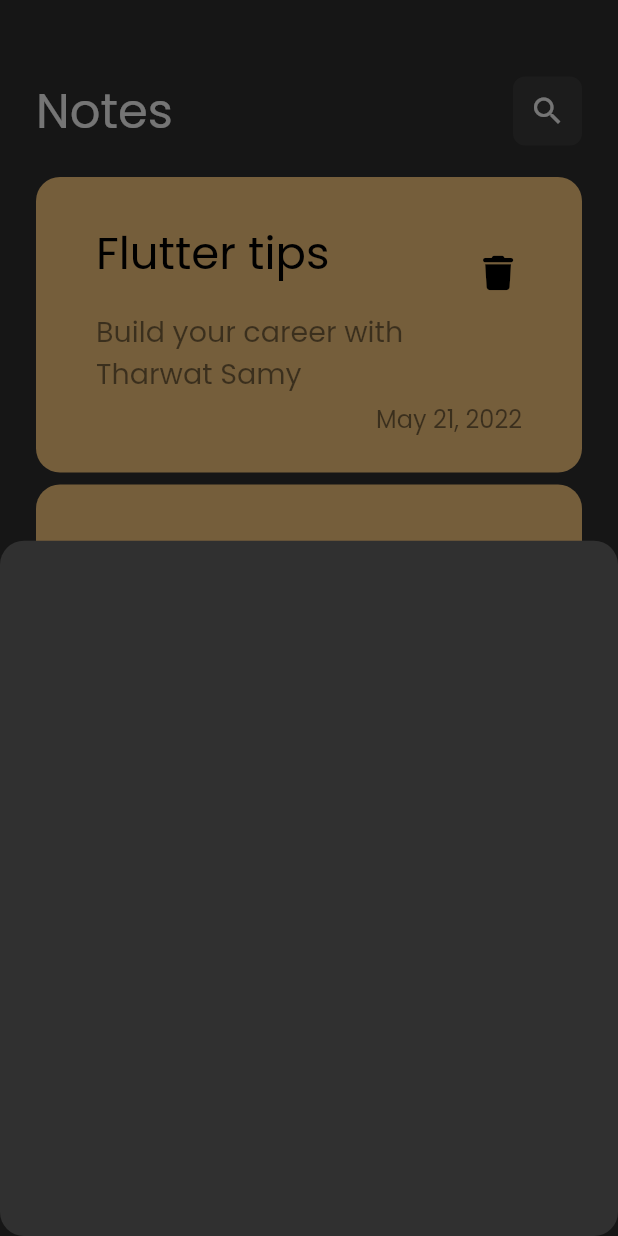
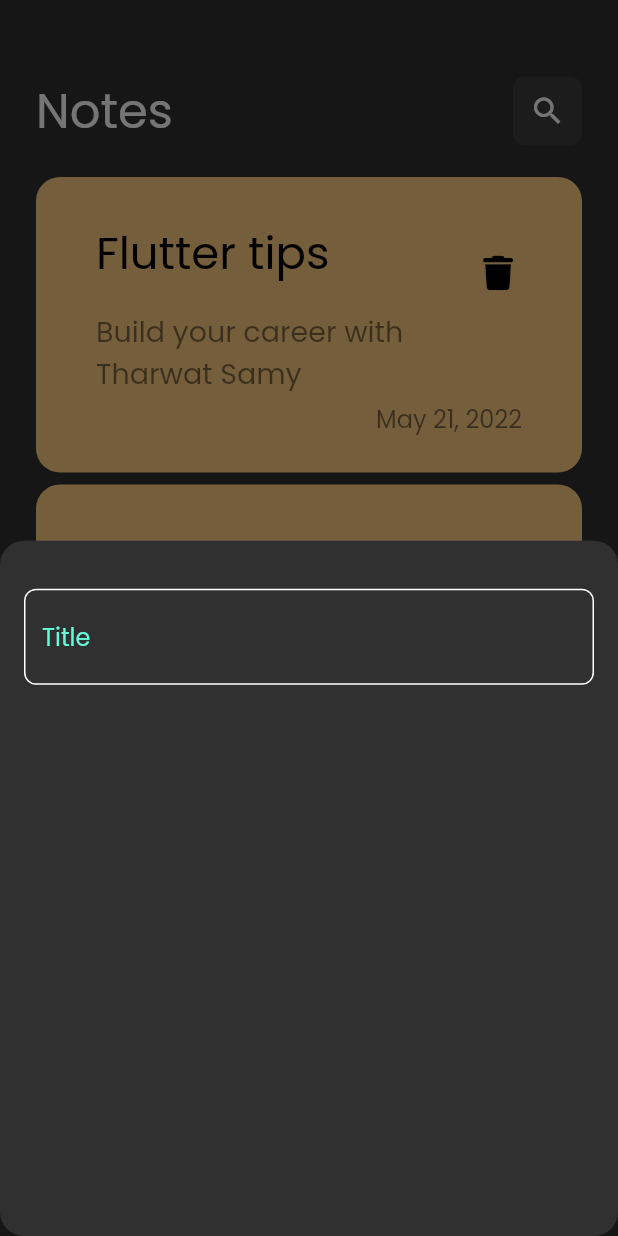
Before and after one commit to AmeerHz/notes_app, a Flutter app: the screen it shows after launch, after a tap on the "add" icon, on a phone screen of 412 x 824 dp. Run offline on Flutter 3.47's test engine with Material 2 defaults, Android fonts, the light colour scheme and no system bars; our stand-ins replace font_awesome_flutter.

Commit message:
create text field

```diff
--- /dev/null
+++ b/lib/constants.dart
@@ -0,0 +1,3 @@
+import 'package:flutter/material.dart';
+
+const kPrimaryColor = Color(0xff62FCD7);
--- a/lib/views/widgets/add_note_bottom_sheet.dart
+++ b/lib/views/widgets/add_note_bottom_sheet.dart
@@ -1,10 +1,19 @@
 import 'package:flutter/material.dart';
+import 'package:notes_app/views/widgets/custom_text_field.dart';
 
 class AddNoteBottomSheet extends StatelessWidget {
   const AddNoteBottomSheet({super.key});
 
   @override
   Widget build(BuildContext context) {
-    return Container();
+    return Padding(
+      padding: const EdgeInsets.symmetric(horizontal: 16),
+      child: Column(
+        children: const [
+          SizedBox(height: 32,),
+          CustomTextField(),
+        ],
+      ),
+    );
   }
 }
--- /dev/null
+++ b/lib/views/widgets/custom_text_field.dart
@@ -0,0 +1,32 @@
+import 'package:flutter/material.dart';
+import 'package:flutter/src/widgets/framework.dart';
+import 'package:flutter/src/widgets/placeholder.dart';
+import 'package:notes_app/constants.dart';
+
+class CustomTextField extends StatelessWidget {
+  const CustomTextField({super.key});
+
+  @override
+  Widget build(BuildContext context) {
+    return TextField(
+      cursorColor: kPrimaryColor,
+      decoration: InputDecoration(
+        hintText: 'Title',
+        hintStyle: const TextStyle(color: kPrimaryColor),
+        border: buildBorder(),
+        enabledBorder: buildBorder(),
+        focusedBorder: buildBorder(color: kPrimaryColor)
+
+      ),
+    );
+  }
+
+  OutlineInputBorder buildBorder({Color? color}) {
+    return OutlineInputBorder(
+        borderRadius: BorderRadius.circular(8),
+        borderSide: BorderSide(
+           color: color?? Colors.white,
+        ),
+      );
+  }
+}
```
